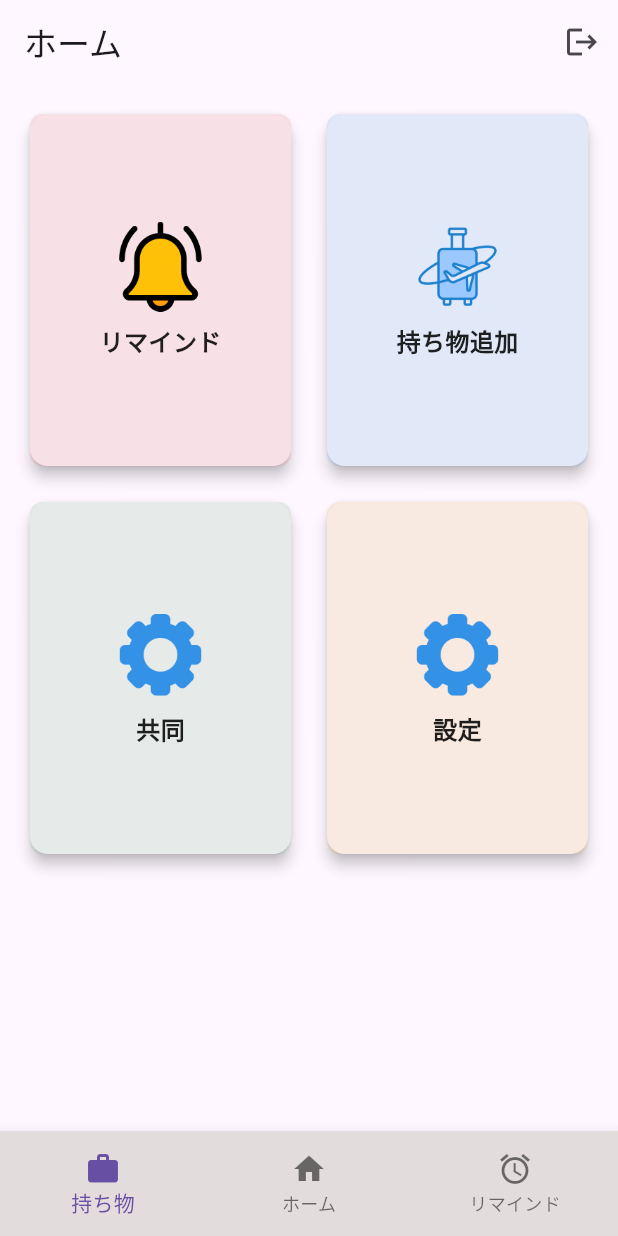
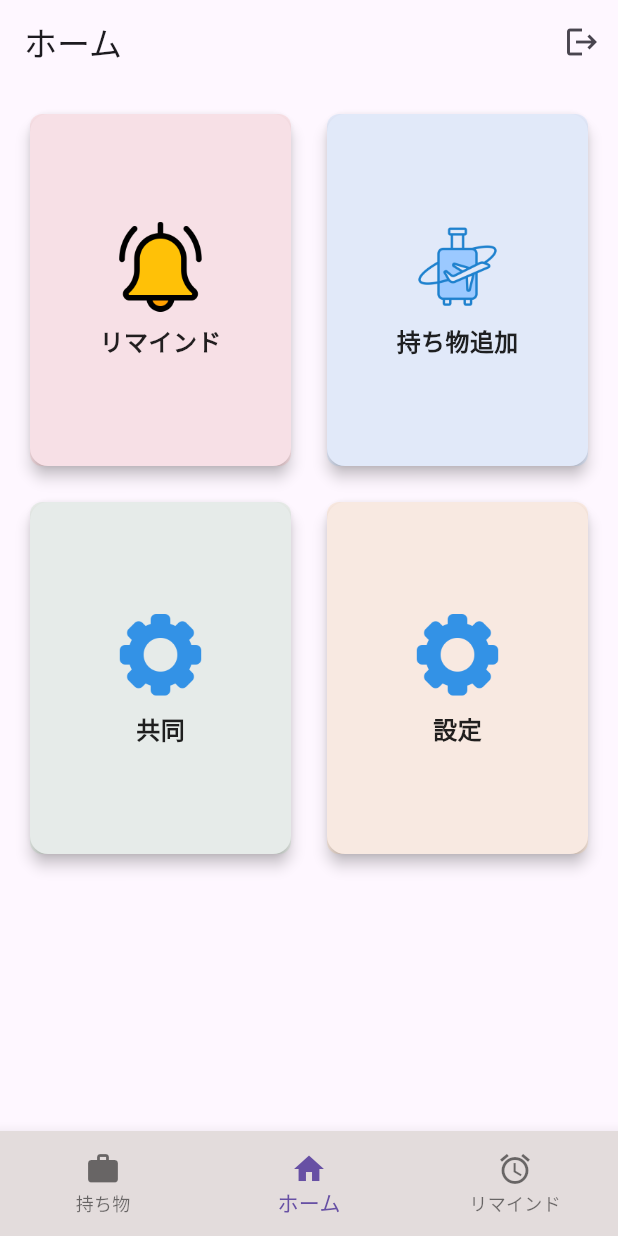
Before and after one commit to y08416/wasure-mobile, a Flutter app: the HomePage screen opened directly, on a phone screen of 412 x 824 dp. Run offline on Flutter 3.47's test engine with Material 3 defaults, Android fonts, the phone set to English and light mode, and no system bars; our stand-ins replace firebase_core, firebase_messaging, flutter_local_notifications, geolocator, lucide_icons, supabase_flutter and 1 more; accounts and stored records are empty; statements that could not run were skipped.

Commit message:
fotterの追加

```diff
--- a/lib/feature/home/home_page.dart
+++ b/lib/feature/home/home_page.dart
@@ -15,7 +15,7 @@ class HomePage extends StatefulWidget {
 }
 
 class _HomePageState extends State<HomePage> {
-  int _selectedIndex = 0;
+  int _selectedIndex = 1;
   List<Widget>? _widgetOptions;
   late AuthAPI _authAPI;
 
@@ -33,15 +33,25 @@ class _HomePageState extends State<HomePage> {
   void _initializeWidgetOptions() {
     setState(() {
       _widgetOptions = <Widget>[
+        const ItemListPage(),
         _buildHomeContent(),
-        const Text('月毎カレンダー画面'),
-        const Text('リマインド画面'),
+        const ReminderPage(),
       ];
     });
   }
 
   Widget _buildHomeContent() {
-    return CustomScrollView(
+    return Scaffold(
+appBar: AppBar(
+        title: Text(widget.title),
+        actions: [
+          IconButton(
+            icon: const Icon(Icons.logout),
+            onPressed: _logout,
+          ),
+        ],
+      ),
+    body: CustomScrollView(
       slivers: [
         SliverPadding(
           padding: const EdgeInsets.all(16),
@@ -96,6 +106,7 @@ class _HomePageState extends State<HomePage> {
           ),
         ),
       ],
+    )
     );
   }
 
@@ -116,16 +127,8 @@ class _HomePageState extends State<HomePage> {
   @override
   Widget build(BuildContext context) {
     return Scaffold(
-      appBar: AppBar(
-        title: Text(widget.title),
-        actions: [
-          IconButton(
-            icon: const Icon(Icons.logout),
-            onPressed: _logout,
-          ),
-        ],
-      ),
-      body: _buildHomeContent(), // 直接_buildHomeContent()を呼び出す
+
+      body: _widgetOptions![_selectedIndex],
       bottomNavigationBar: Container(
         height: 70,
         child:BottomNavigationBar(
--- a/lib/feature/reminder/reminder.dart
+++ b/lib/feature/reminder/reminder.dart
@@ -245,13 +245,13 @@ class _ReminderPageState extends State<ReminderPage> {
                                         width: 60,
                                         height: 60,
                                         decoration: BoxDecoration(
-                                          color: reminder.isCompleted ? Colors.green[100] : Colors.pink[100],
+                                          color: reminder.isCompleted ? const Color.fromARGB(255, 235, 15, 15) : const Color.fromARGB(255, 212, 212, 212),
                                           shape: BoxShape.circle,
                                         ),
                                         child: Center(
                                           child: reminder.isCompleted
-                                              ? Icon(LucideIcons.bell, color: Colors.green, size: 30)
-                                              : Icon(LucideIcons.bell, color: Colors.pink, size: 30), // カテゴリーアイコンの代わりにベルアイコンを使用
+                                              ? Icon(LucideIcons.bell, color: const Color.fromARGB(255, 232, 226, 226), size: 30)
+                                              : Icon(LucideIcons.bell, color: const Color.fromARGB(255, 22, 22, 22), size: 30), // カテゴリーアイコンの代わりにベルアイコンを使用
                                         ),
                                       ),
                                     ),
--- a/pubspec.yaml
+++ b/pubspec.yaml
@@ -31,7 +31,7 @@ dependencies:
   flutter:
     sdk: flutter
   supabase_flutter: ^1.10.14
-  flutter_local_notifications: ^13.0.0
+  flutter_local_notifications: ^17.2.2
   intl: ^0.18.1
   lucide_icons: ^0.257.0
   font_awesome_flutter: ^10.1.0
```
Also changed, not shown: lib/main.dart (+28 -2 lines), pubspec.lock, 1 other file.
